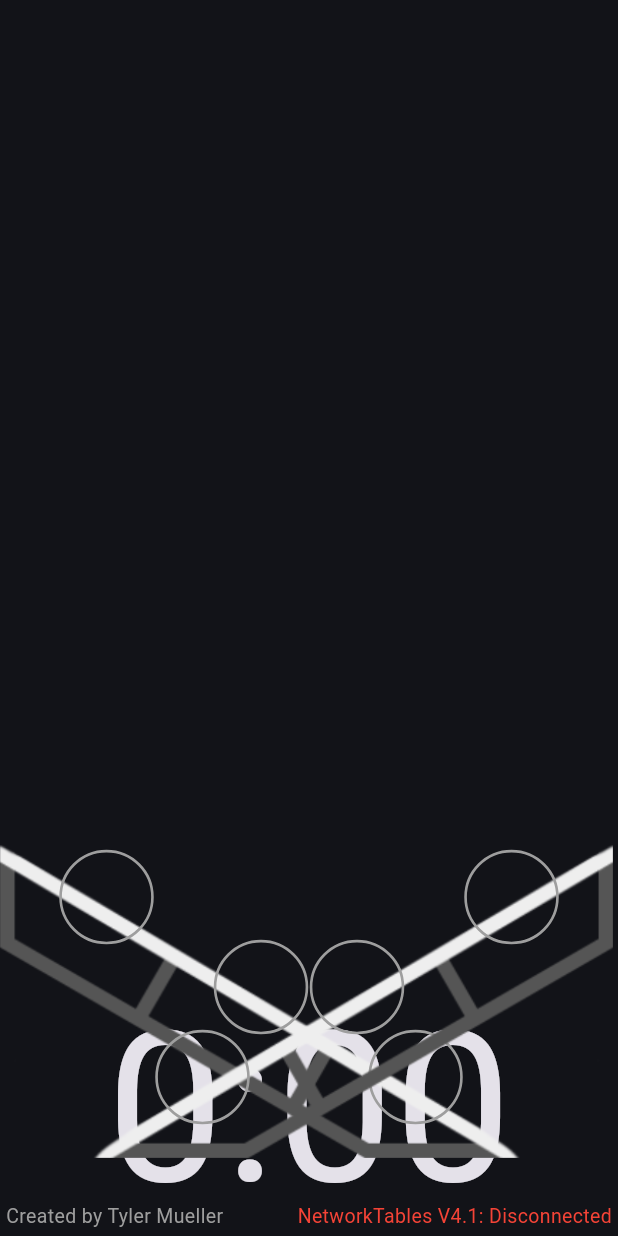
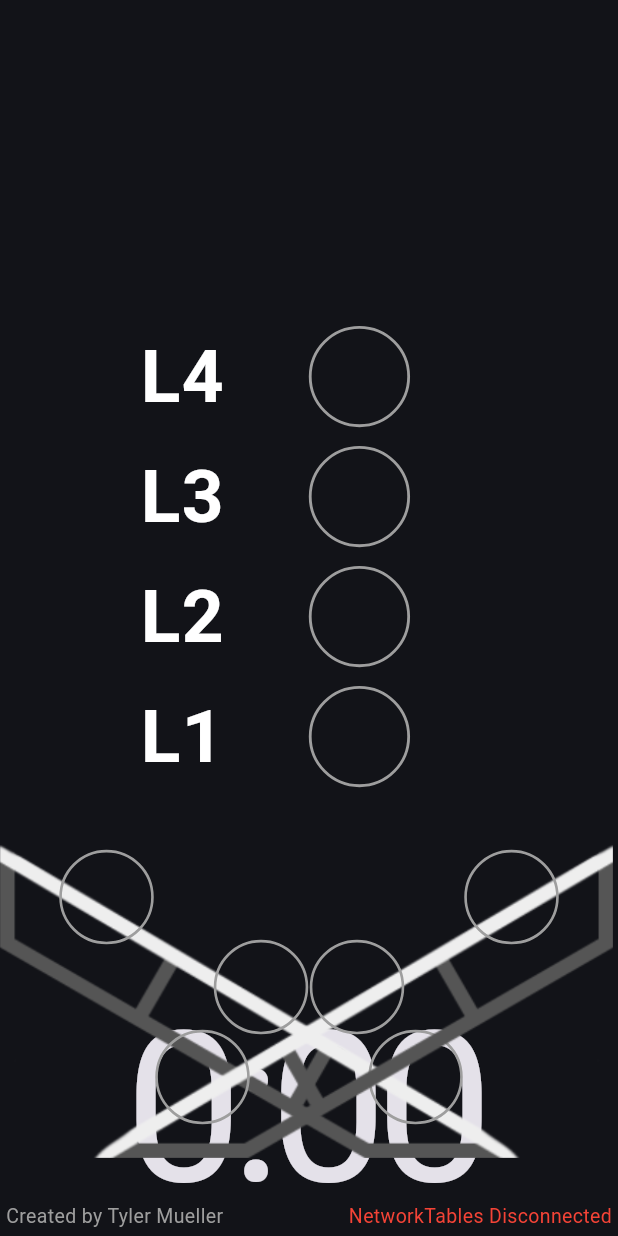
Before and after one commit to TylerMueller08/AccelerationStation, a Flutter app: the screen it shows after launch, on a phone screen of 412 x 824 dp. Run offline on Flutter 3.47's test engine with Material 3 defaults, Android fonts, the phone set to English and light mode, and no system bars; missing offline and left inert: nt4, window_manager; Roboto replaces fonts that are missing (Cascadia Code).

Commit message:
Created new TargetElevatorHeight Publisher

```diff
--- a/lib/main.dart
+++ b/lib/main.dart
@@ -11,7 +11,7 @@ void main() async {
     size: Size(1310, 720),
     minimumSize: Size(1310, 720),
     center: true,
-    title: 'Dashboard',
+    title: 'Rapid Acceleration Station',
   );
 
   windowManager.waitUntilReadyToShow(windowOptions, () async {
--- a/lib/pages/dashboard.dart
+++ b/lib/pages/dashboard.dart
@@ -1,4 +1,5 @@
 import 'package:accelerationstation/services/dashboard_state.dart';
+import 'package:accelerationstation/widgets/elevator_selector.dart';
 import 'package:accelerationstation/widgets/match_timer.dart';
 import 'package:accelerationstation/widgets/pose_selector.dart';
 import 'package:flutter/material.dart';
@@ -58,6 +59,16 @@ class _DashboardState extends State<Dashboard> {
               ),
             ),
             Align(
+              alignment: Alignment.centerLeft,
+              child: Padding(
+                padding: const EdgeInsets.only(left: 120, bottom: 70),
+                  child: ElevatorSelector(
+                  dashboardState: widget.dashboardState,
+                  redAlliance: _redAlliance,
+                ),
+              ),
+            ),
+            Align(
               alignment: Alignment.bottomLeft,
               child: Padding(
                 padding: const EdgeInsets.all(4.0),
@@ -65,6 +76,7 @@ class _DashboardState extends State<Dashboard> {
                   'Created by Tyler Mueller',
                   style: TextStyle(
                     color: Colors.grey,
+                    fontFamily: "Cascadia Code",
                     fontSize: 13,
                   ),
                 ),
@@ -80,9 +92,10 @@ class _DashboardState extends State<Dashboard> {
                     bool connected = snapshot.data ?? false;
 
                     return Text(
-                      'NetworkTables V4.1: ${connected ? 'Connected' : 'Disconnected'}',
+                      'NetworkTables ${connected ? 'Connected' : 'Disconnected'}',
                       style: TextStyle(
                         color: connected ? Colors.green : Colors.red,
+                        fontFamily: "Cascadia Code",
                         fontSize: 13,
                       ),
                     );
--- a/lib/services/dashboard_state.dart
+++ b/lib/services/dashboard_state.dart
@@ -12,8 +12,10 @@ class DashboardState {
   late NT4Subscription redAllianceSub;
 
   late NT4Topic targetPosePub;
+  late NT4Topic targetElevatorHeightPub;
 
   int _reefPose = 1;
+  int _elevatorHeight = 1;
 
   bool connected = false;
 
@@ -31,8 +33,10 @@ class DashboardState {
     redAllianceSub = client.subscribePeriodic('/FMSInfo/IsRedAlliance', 1.0);
 
     targetPosePub = client.publishNewTopic('/SmartDashboard/TargetDashboardPose', NT4TypeStr.typeInt);
+    targetElevatorHeightPub = client.publishNewTopic('/SmartDashboard/TargetElevatorHeight', NT4TypeStr.typeInt);
 
     client.setProperties(targetPosePub, false, true);
+    client.setProperties(targetElevatorHeightPub, false, true);
 
     Timer.periodic(const Duration(seconds: 1), (timer) {
       if (connected) {
@@ -68,7 +72,15 @@ class DashboardState {
     }
   }
 
+  void setTargetElevatorHeight(int elevatorHeight) {
+    if (elevatorHeight <= 36 && elevatorHeight >= 1) {
+      _elevatorHeight = elevatorHeight;
+      client.addSample(targetElevatorHeightPub, _elevatorHeight);
+    }
+  }
+
   void sendAll() {
     client.addSample(targetPosePub, _reefPose);
+    client.addSample(targetElevatorHeightPub, _elevatorHeight);
   }
 }
--- /dev/null
+++ b/lib/widgets/elevator_selector.dart
@@ -0,0 +1,195 @@
+import 'package:accelerationstation/services/dashboard_state.dart';
+import 'package:flutter/material.dart';
+
+class ElevatorSelector extends StatefulWidget {
+  final DashboardState dashboardState;
+  final bool redAlliance;
+
+  const ElevatorSelector({
+    super.key,
+    required this.dashboardState,
+    required this.redAlliance,
+  });
+
+  @override
+  State<ElevatorSelector> createState() => ElevatorSelectorState();
+}
+
+class ElevatorSelectorState extends State<ElevatorSelector> {
+  int selected = 0;
+
+  @override
+  void initState() {
+    super.initState();
+  }
+
+  @override
+  Widget build(BuildContext context) {
+    Color activeColor = widget.redAlliance ? Colors.red[700]! : Colors.indigo;
+
+    return SizedBox(
+      width: 150,
+      height: 300,
+      child: Stack(
+        children: [
+          Positioned(
+            left: 60,
+            top: 0,
+            child: Transform.scale(
+              scale: 3.75,
+              child: Row(
+                crossAxisAlignment: CrossAxisAlignment.center,
+                children: [
+                  SizedBox(
+                    child: Text(
+                      "L4",
+                      style: TextStyle(
+                        color: Colors.white,
+                        fontFamily: "Cascadia Code",
+                        fontSize: 13,
+                        fontWeight: FontWeight.bold,
+                      ),
+                    ),
+                  ),
+                  Checkbox(
+                    value: selected == 4,
+                    splashRadius: 9,
+                    checkColor: Colors.white,
+                    activeColor: activeColor,
+                    shape: const CircleBorder(),
+                    side: const BorderSide(width: 0.5, color: Colors.grey),
+                    onChanged: (value) {
+                      setState(() {
+                        if (value ?? false) {
+                          selected = 4;
+                          widget.dashboardState.setTargetElevatorHeight(selected);
+                        }
+                      });
+                    },
+                  ),
+                ],
+              ),
+            ),
+          ),
+          Positioned(
+            left: 60,
+            top: 80,
+            child: Transform.scale(
+              scale: 3.75,
+              child: Row(
+                crossAxisAlignment: CrossAxisAlignment.center,
+                children: [
+                  SizedBox(
+                    child: Text(
+                      "L3",
+                      style: TextStyle(
+                        color: Colors.white,
+                        fontFamily: "Cascadia Code",
+                        fontSize: 13,
+                        fontWeight: FontWeight.bold,
+                      ),
+                    ),
+                  ),
+                  Checkbox(
+                    value: selected == 3,
+                    splashRadius: 9,
+                    checkColor: Colors.white,
+                    activeColor: activeColor,
+                    shape: const CircleBorder(),
+                    side: const BorderSide(width: 0.5, color: Colors.grey),
+                    onChanged: (value) {
+                      setState(() {
+                        if (value ?? false) {
+                          selected = 3;
+                          widget.dashboardState.setTargetElevatorHeight(selected);
+                        }
+                      });
+                    },
+                  ),
+                ],
+              ),
+            ),
+          ),
+          Positioned(
+            left: 60,
+            top: 160,
+            child: Transform.scale(
+              scale: 3.75,
+              child: Row(
+                crossAxisAlignment: CrossAxisAlignment.center,
+                children: [
+                  SizedBox(
+                    child: Text(
+                      "L2",
+                      style: TextStyle(
+                        color: Colors.white,
+                        fontFamily: "Cascadia Code",
+                        fontSize: 13,
+                        fontWeight: FontWeight.bold,
+                      ),
+                    ),
+                  ),
+                  Checkbox(
+                    value: selected == 2,
+                    splashRadius: 9,
+                    checkColor: Colors.white,
+                    activeColor: activeColor,
+                    shape: const CircleBorder(),
+                    side: const BorderSide(width: 0.5, color: Colors.grey),
+                    onChanged: (value) {
+                      setState(() {
+                        if (value ?? false) {
+                          selected = 2;
+                          widget.dashboardState.setTargetElevatorHeight(selected);
+                        }
+                      });
+                    },
+                  ),
+                ],
+              ),
+            ),
+          ),
+          Positioned(
+            left: 60,
+            top: 240,
+            child: Transform.scale(
+              scale: 3.75,
+              child: Row(
+                crossAxisAlignment: CrossAxisAlignment.center,
+                children: [
+                  SizedBox(
+                    child: Text(
+                      "L1",
+                      style: TextStyle(
+                        color: Colors.white,
+                        fontFamily: "Cascadia Code",
+                        fontSize: 13,
+                        fontWeight: FontWeight.bold,
+                      ),
+                    ),
+                  ),
+                  Checkbox(
+                    value: selected == 1,
+                    splashRadius: 9,
+                    checkColor: Colors.white,
+                    activeColor: activeColor,
+                    shape: const CircleBorder(),
+                    side: const BorderSide(width: 0.5, color: Colors.grey),
+                    onChanged: (value) {
+                      setState(() {
+                        if (value ?? false) {
+                          selected = 1;
+                          widget.dashboardState.setTargetElevatorHeight(selected);
+                        }
+                      });
+                    },
+                  ),
+                ],
+              ),
+            ),
+          ),
+        ],
+      ),
+    );
+  }
+}
--- a/lib/widgets/match_timer.dart
+++ b/lib/widgets/match_timer.dart
@@ -28,6 +28,8 @@ class MatchTimer extends StatelessWidget {
           child: Text(
             timeString,
             style: const TextStyle(
+              fontFamily: "Cascadia Code",
+              letterSpacing: -8,
               fontSize: 140,
               height: 1.0
             ),
```
